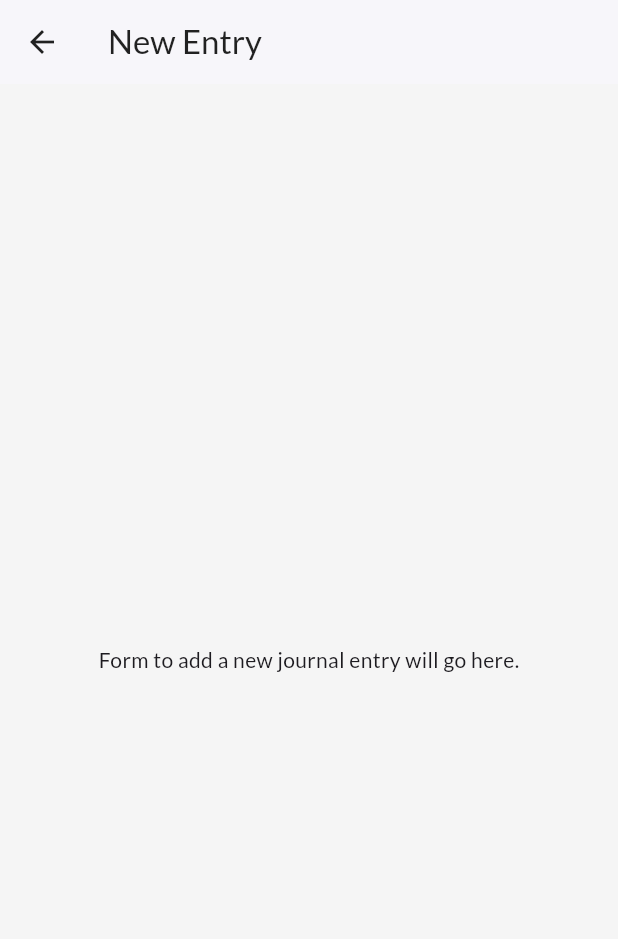
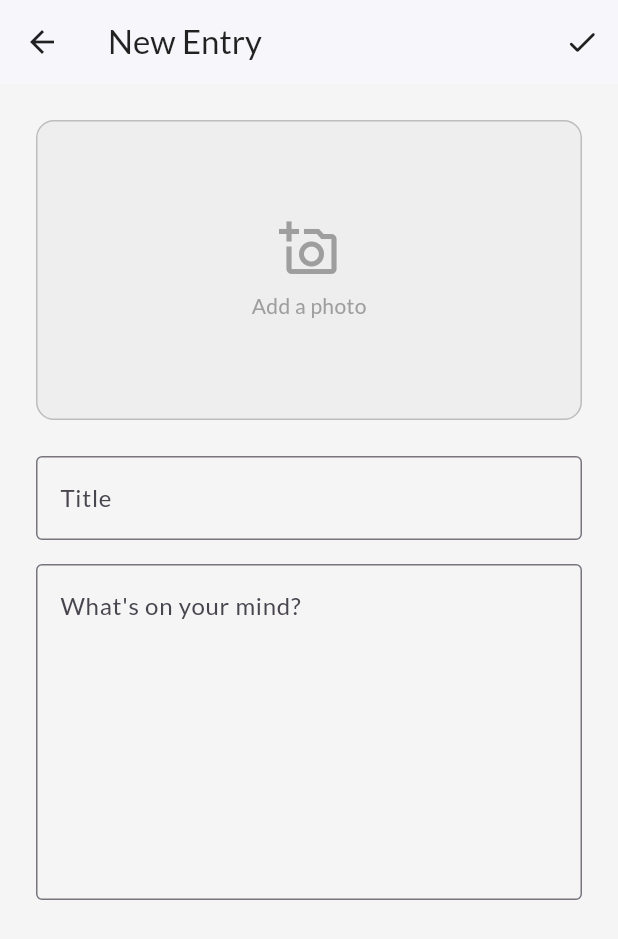
Before and after one commit to Aabi7904/photo-journal-app, a Flutter app: the AddEntryScreen screen opened directly, on a phone screen of 412 x 824 dp. Shown: the top 939 px of the screen. Run offline on Flutter 3.47's test engine with Material 3 defaults, Android fonts, the phone set to English and light mode, and no system bars; drawn by our look-alikes of oktoast; our stand-ins replace cloud_firestore, firebase_auth, firebase_core, flutter_animate, google_fonts, google_sign_in and 2 more; missing offline and left inert: cloudinary_public; accounts and stored records are empty.

Commit message:
made the add entry screen and storage services using cloudinary platform

```diff
--- a/lib/screens/add_entry_screen.dart
+++ b/lib/screens/add_entry_screen.dart
@@ -1,13 +1,162 @@
+import 'dart:io';
+import 'package:firebase_auth/firebase_auth.dart';
 import 'package:flutter/material.dart';
+import 'package:image_picker/image_picker.dart';
+import 'package:oktoast/oktoast.dart';
+import 'package:photo_journal_app/services/firerstore_service.dart';
+import 'package:photo_journal_app/services/storage_service.dart';
 
-class AddEntryScreen extends StatelessWidget {
+class AddEntryScreen extends StatefulWidget {
   const AddEntryScreen({super.key});
+
+  @override
+  State<AddEntryScreen> createState() => _AddEntryScreenState();
+}
+
+class _AddEntryScreenState extends State<AddEntryScreen> {
+  final FirerstoreService _firerstoreService = FirerstoreService();
+  final StorageService _storageService = StorageService();
+  final User? currentUser = FirebaseAuth.instance.currentUser;
+
+  final _formKey = GlobalKey<FormState>();
+  final _titleController = TextEditingController();
+  final _contentController = TextEditingController();
+
+  File? _selectedImage;
+  bool _isLoading = false;
+
+  // Method to let the user pick an image from their gallery
+  Future<void> _pickImage() async {
+    final picker = ImagePicker();
+    final pickedFile = await picker.pickImage(source: ImageSource.gallery);
+
+    if (pickedFile != null) {
+      setState(() {
+        _selectedImage = File(pickedFile.path);
+      });
+    }
+  }
+
+  // Method to save the journal entry
+  Future<void> _saveEntry() async {
+    if (_formKey.currentState!.validate()) {
+      setState(() => _isLoading = true);
+
+      String? imageUrl;
+      // 1. If an image was selected, upload it first
+      if (_selectedImage != null) {
+        imageUrl = await _storageService.uploadImage(_selectedImage!);
+      }
+
+      // 2. Save the journal entry to Firestore
+      await _firerstoreService.addEntry(
+        userId: currentUser!.uid,
+        title: _titleController.text.trim(),
+        content: _contentController.text.trim(),
+        imageUrl: imageUrl, // This will be null if no image was picked
+      );
+
+      showToast("Entry Saved!", position: ToastPosition.bottom);
+
+      // 3. Go back to the home screen
+      if (mounted) {
+        Navigator.of(context).pop();
+      }
+    }
+  }
+
+  @override
+  void dispose() {
+    _titleController.dispose();
+    _contentController.dispose();
+    super.dispose();
+  }
 
   @override
   Widget build(BuildContext context) {
     return Scaffold(
-      appBar: AppBar(title: const Text("New Entry")),
-      body: const Center(child: Text("Form to add a new journal entry will go here.")),
+      appBar: AppBar(
+        title: const Text("New Entry"),
+        actions: [
+          // The save button is in the app bar
+          IconButton(
+            icon: const Icon(Icons.check_rounded),
+            onPressed: _saveEntry,
+            tooltip: 'Save Entry',
+          ),
+        ],
+      ),
+      body: _isLoading
+          ? const Center(child: CircularProgressIndicator())
+          : SingleChildScrollView(
+              padding: const EdgeInsets.all(24.0),
+              child: Form(
+                key: _formKey,
+                child: Column(
+                  crossAxisAlignment: CrossAxisAlignment.stretch,
+                  children: [
+                    // Image preview and selection button
+                    _buildImagePicker(),
+                    const SizedBox(height: 24),
+                    TextFormField(
+                      controller: _titleController,
+                      decoration: const InputDecoration(
+                        labelText: "Title",
+                        border: OutlineInputBorder(),
+                      ),
+                      validator: (value) =>
+                          value!.isEmpty ? "Please enter a title" : null,
+                    ),
+                    const SizedBox(height: 16),
+                    TextFormField(
+                      controller: _contentController,
+                      decoration: const InputDecoration(
+                        labelText: "What's on your mind?",
+                        border: OutlineInputBorder(),
+                        alignLabelWithHint: true,
+                      ),
+                      maxLines: 8,
+                      validator: (value) =>
+                          value!.isEmpty ? "Please write something" : null,
+                    ),
+                  ],
+                ),
+              ),
+            ),
+    );
+  }
+
+  Widget _buildImagePicker() {
+    return GestureDetector(
+      onTap: _pickImage,
+      child: Container(
+        height: 200,
+        width: double.infinity,
+        decoration: BoxDecoration(
+          color: Colors.grey.shade200,
+          borderRadius: BorderRadius.circular(12),
+          border: Border.all(color: Colors.grey.shade400),
+        ),
+        child: _selectedImage != null
+            // If an image is selected, show it
+            ? ClipRRect(
+                borderRadius: BorderRadius.circular(12),
+                child: Image.file(_selectedImage!, fit: BoxFit.cover),
+              )
+            // Otherwise, show an icon and text
+            : const Column(
+                mainAxisAlignment: MainAxisAlignment.center,
+                children: [
+                  Icon(
+                    Icons.add_a_photo_outlined,
+                    size: 40,
+                    color: Colors.grey,
+                  ),
+                  SizedBox(height: 8),
+                  Text("Add a photo", style: TextStyle(color: Colors.grey)),
+                ],
+              ),
+      ),
     );
   }
 }
--- a/lib/services/storage_service.dart
+++ b/lib/services/storage_service.dart
@@ -1,11 +1,15 @@
+//this helps to use files form mobile
 import 'dart:io';
 import 'package:cloudinary_public/cloudinary_public.dart';
+//instead of print we use logger package
+import 'package:logger/logger.dart';
 
 class StorageService {
+  final logger = Logger();
   // IMPORTANT: Replace these with your actual Cloudinary credentials
   final CloudinaryPublic _cloudinary = CloudinaryPublic(
-    'YOUR_CLOUD_NAME', // <-- Replace with your Cloud Name
-    'YOUR_UPLOAD_PRESET', // <-- Replace with your Upload Preset
+    'djljxq1dhs', // <-- Replace with your Cloud Name
+    'ml_default', // <-- Replace with your Upload Preset
     cache: false,
   );
 
@@ -13,13 +17,18 @@ class StorageService {
   Future<String?> uploadImage(File imageFile) async {
     try {
       // Upload the file to Cloudinary
+      //HERE WE upload the image file to cloudinary
       CloudinaryResponse response = await _cloudinary.uploadFile(
-        CloudinaryFile.fromFile(imageFile.path, resourceType: CloudinaryResourceType.Image),
+        //this will upload your image into a cloudinary accceptable file
+        CloudinaryFile.fromFile(
+          imageFile.path,
+          resourceType: CloudinaryResourceType.Image,
+        ),
       );
       // Return the secure URL of the uploaded image
       return response.secureUrl;
     } on CloudinaryException catch (e) {
-      print("Error uploading image: ${e.message}");
+      logger.e("Error uploading image: ${e.message}");
       return null;
     }
   }
--- a/pubspec.yaml
+++ b/pubspec.yaml
@@ -44,6 +44,7 @@ dependencies:
   flutter_animate: ^4.5.0
   google_sign_in: ^6.2.1
   intl: ^0.18.1
+  logger: ^2.6.1
 
 dev_dependencies:
   flutter_test:
```
Also changed, not shown: pubspec.lock.
